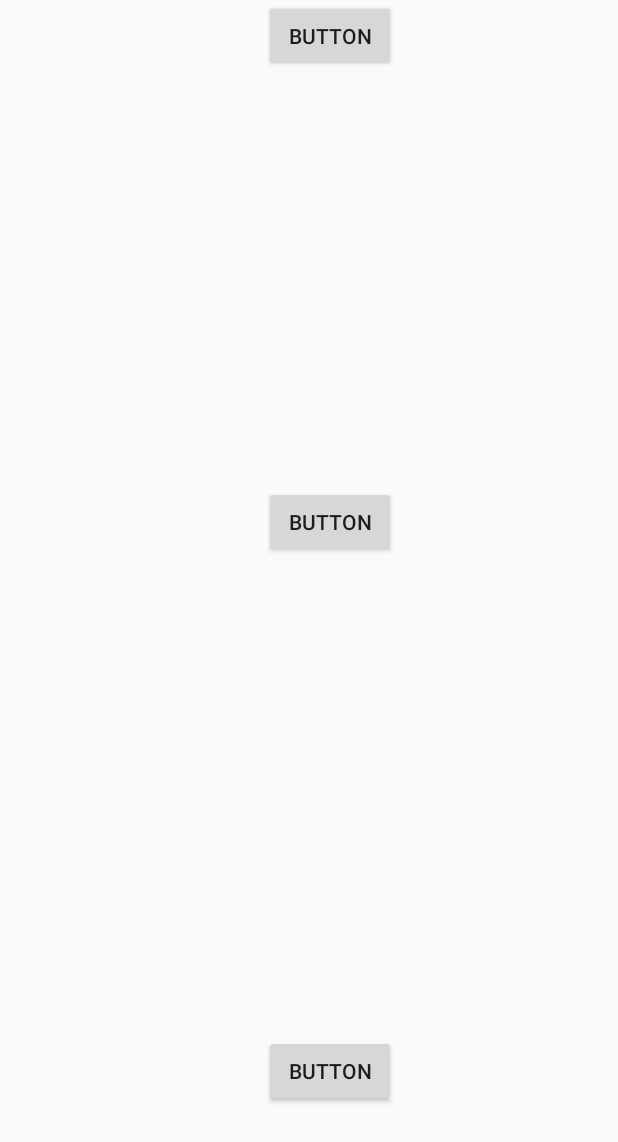
After one commit to Neelansh-ns/TheLuxer, an Android app: the ImageClick screen opened directly, with no data from a screen before it, on a phone screen of 412 x 824 dp. The commit adds this screen. Shown: the top 1142 px of the screen. Run offline under Robolectric (Android 15) with nearby library versions, the phone set to English and light mode, and no system bars; Roboto replaces fonts that are not available here.

Commit message:
Fixed Bugs Added image capture

```diff
--- /dev/null
+++ b/app/src/main/res/layout/activity_image_click.xml
@@ -0,0 +1,41 @@
+<?xml version="1.0" encoding="utf-8"?>
+<androidx.constraintlayout.widget.ConstraintLayout xmlns:android="http://schemas.android.com/apk/res/android"
+    xmlns:app="http://schemas.android.com/apk/res-auto"
+    xmlns:tools="http://schemas.android.com/tools"
+    android:layout_width="match_parent"
+    android:layout_height="match_parent"
+    tools:context="com.e.theluxur.ImageClick">
+
+    <Button
+        android:id="@+id/cpic"
+        android:layout_width="wrap_content"
+        android:layout_height="wrap_content"
+        android:layout_marginTop="232dp"
+        android:text="Button"
+        app:layout_constraintBottom_toBottomOf="parent"
+        app:layout_constraintEnd_toEndOf="parent"
+        app:layout_constraintHorizontal_bias="0.544"
+        app:layout_constraintStart_toStartOf="parent"
+        app:layout_constraintTop_toBottomOf="@+id/button4" />
+
+    <Button
+        android:id="@+id/up"
+        android:layout_width="wrap_content"
+        android:layout_height="wrap_content"
+        android:text="Button"
+        app:layout_constraintEnd_toEndOf="parent"
+        app:layout_constraintHorizontal_bias="0.544"
+        app:layout_constraintStart_toStartOf="parent"
+        app:layout_constraintTop_toTopOf="parent" />
+
+    <Button
+        android:id="@+id/button4"
+        android:layout_width="wrap_content"
+        android:layout_height="wrap_content"
+        android:layout_marginTop="276dp"
+        android:text="Button"
+        app:layout_constraintEnd_toEndOf="parent"
+        app:layout_constraintHorizontal_bias="0.544"
+        app:layout_constraintStart_toStartOf="parent"
+        app:layout_constraintTop_toBottomOf="@+id/up" />
+</androidx.constraintlayout.widget.ConstraintLayout>
```
Also changed, not shown: app/src/main/AndroidManifest.xml (+7 -2 lines), app/src/main/java/com/e/theluxur/ImageClick.java (added, +187 -0 lines), app/src/main/java/com/e/theluxur/LoginActivity.java (+16 -12 lines), app/src/main/java/com/e/theluxur/SecondActivity.java (+20 -14 lines).
